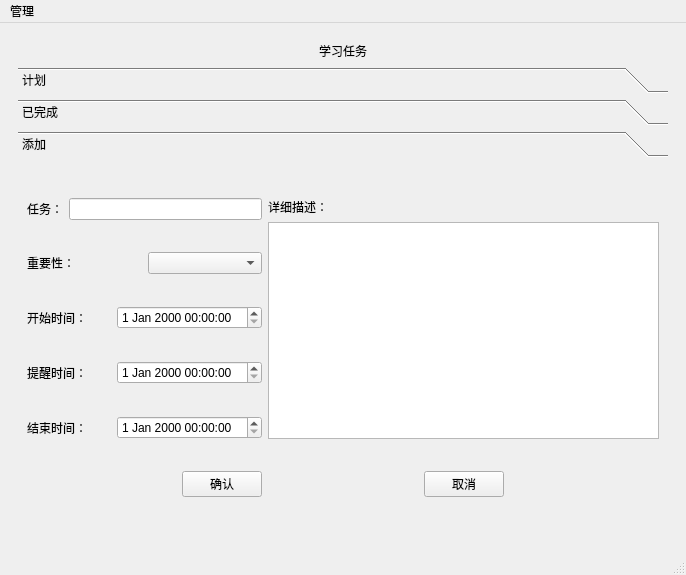
Old version of the form planner_teamwork/mainwindow.ui in the repository xifeng0126/Planner_teamwork.
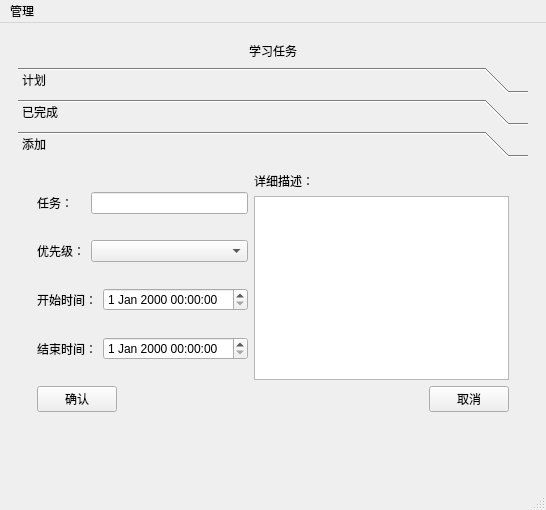
New version of the form. The open tabs and pages were chosen to show the change. Custom widgets are drawn as their Qt base class.

Diff of the .ui file:
```diff
--- a/planner_teamwork/mainwindow.ui
+++ b/planner_teamwork/mainwindow.ui
@@ -6,61 +6,32 @@
    <rect>
     <x>0</x>
     <y>0</y>
-    <width>686</width>
-    <height>575</height>
+    <width>546</width>
+    <height>510</height>
    </rect>
   </property>
   <property name="windowTitle">
    <string>MainWindow</string>
   </property>
   <widget class="QWidget" name="centralwidget">
-   <layout class="QGridLayout" name="gridLayout">
+   <layout class="QGridLayout" name="gridLayout_2">
     <item row="0" column="0">
-     <layout class="QGridLayout" name="gridLayout_6">
-      <item row="0" column="1">
        <widget class="QStackedWidget" name="stackedWidget">
         <property name="currentIndex">
          <number>1</number>
         </property>
         <widget class="QWidget" name="calc">
-         <property name="layoutDirection">
-          <enum>Qt::LeftToRight</enum>
-         </property>
-         <property name="autoFillBackground">
-          <bool>true</bool>
-         </property>
-         <widget class="QWidget" name="gridLayoutWidget_2">
-          <property name="geometry">
-           <rect>
-            <x>-10</x>
-            <y>0</y>
-            <width>691</width>
-            <height>521</height>
-           </rect>
-          </property>
-          <layout class="QGridLayout" name="gridLayout_8">
-           <item row="0" column="0">
-            <layout class="QHBoxLayout" name="horizontalLayout_6">
-             <item>
-              <widget class="QCustomPlot" name="graphicsView_2"/>
-             </item>
-             <item>
-              <widget class="QChartView" name="graphicsView"/>
-             </item>
-            </layout>
-           </item>
-           <item row="1" column="0">
-            <widget class="QChartView" name="graphicsView_3">
-             <property name="layoutDirection">
-              <enum>Qt::LeftToRight</enum>
-             </property>
-            </widget>
-           </item>
-          </layout>
-         </widget>
+       <layout class="QGridLayout" name="gridLayout_9"/>
         </widget>
         <widget class="QWidget" name="task">
-         <layout class="QGridLayout" name="gridLayout_2">
+       <layout class="QGridLayout" name="gridLayout_4">
+        <item row="0" column="1">
+         <widget class="QLabel" name="label">
+          <property name="text">
+           <string>学习任务</string>
+          </property>
+         </widget>
+        </item>
           <item row="0" column="2">
            <spacer name="horizontalSpacer_2">
             <property name="orientation">
@@ -87,13 +58,6 @@
             </property>
            </spacer>
           </item>
-          <item row="0" column="1">
-           <widget class="QLabel" name="label">
-            <property name="text">
-             <string>学习任务</string>
-            </property>
-           </widget>
-          </item>
           <item row="1" column="0" colspan="3">
            <widget class="QToolBox" name="toolBox">
             <property name="currentIndex">
@@ -154,160 +118,157 @@
               <rect>
                <x>0</x>
                <y>0</y>
-               <width>648</width>
-               <height>388</height>
+             <width>510</width>
+             <height>327</height>
               </rect>
              </property>
              <attribute name="label">
               <string>添加</string>
              </attribute>
-             <layout class="QGridLayout" name="gridLayout_4">
-              <item row="0" column="2" rowspan="5" colspan="3">
-               <layout class="QVBoxLayout" name="verticalLayout">
-                <item>
-                 <widget class="QLabel" name="label_6">
-                  <property name="text">
-                   <string>详细描述：</string>
-                  </property>
-                 </widget>
-                </item>
-                <item>
-                 <widget class="QTextEdit" name="textEdit"/>
-                </item>
-               </layout>
-              </item>
-              <item row="7" column="4">
-               <spacer name="horizontalSpacer_5">
-                <property name="orientation">
-                 <enum>Qt::Horizontal</enum>
-                </property>
-                <property name="sizeHint" stdset="0">
-                 <size>
-                  <width>96</width>
-                  <height>20</height>
-                 </size>
-                </property>
-               </spacer>
-              </item>
-              <item row="0" column="0" colspan="2">
-               <layout class="QHBoxLayout" name="horizontalLayout">
-                <item>
-                 <widget class="QLabel" name="label_2">
-                  <property name="text">
-                   <string>任务：</string>
-                  </property>
-                 </widget>
-                </item>
-                <item>
-                 <widget class="QLineEdit" name="lineEdit"/>
-                </item>
-               </layout>
-              </item>
-              <item row="4" column="0" colspan="2">
-               <layout class="QHBoxLayout" name="horizontalLayout_4">
-                <item>
-                 <widget class="QLabel" name="label_5">
-                  <property name="text">
-                   <string>结束时间：</string>
-                  </property>
-                 </widget>
-                </item>
-                <item>
-                 <widget class="QDateTimeEdit" name="dateTimeEdit_2"/>
-                </item>
-               </layout>
-              </item>
-              <item row="7" column="2">
+           <layout class="QGridLayout" name="gridLayout_8">
+            <item row="0" column="0">
                <spacer name="horizontalSpacer_4">
                 <property name="orientation">
                  <enum>Qt::Horizontal</enum>
                 </property>
                 <property name="sizeHint" stdset="0">
                  <size>
-                  <width>82</width>
+                <width>10</width>
                   <height>20</height>
                  </size>
                 </property>
                </spacer>
+            </item>
+            <item row="0" column="1">
+             <layout class="QGridLayout" name="gridLayout_7">
+              <item row="0" column="0">
+               <layout class="QGridLayout" name="gridLayout_6">
+                <item row="0" column="0">
+                 <layout class="QGridLayout" name="gridLayout">
+                  <item row="3" column="2">
+                   <widget class="QDateTimeEdit" name="dateTimeEdit_2"/>
               </item>
               <item row="2" column="0" colspan="2">
-               <layout class="QHBoxLayout" name="horizontalLayout_3">
-                <item>
                  <widget class="QLabel" name="label_4">
                   <property name="text">
                    <string>开始时间：</string>
                   </property>
                  </widget>
                 </item>
-                <item>
+                  <item row="0" column="0">
+                   <widget class="QLabel" name="label_2">
+                    <property name="text">
+                     <string>任务：</string>
+                    </property>
+                   </widget>
+                  </item>
+                  <item row="3" column="0" colspan="2">
+                   <widget class="QLabel" name="label_5">
+                    <property name="text">
+                     <string>结束时间：</string>
+                    </property>
+                   </widget>
+                  </item>
+                  <item row="0" column="1" colspan="2">
+                   <widget class="QLineEdit" name="lineEdit"/>
+                  </item>
+                  <item row="1" column="1" colspan="2">
+                   <widget class="QComboBox" name="comboBox"/>
+                  </item>
+                  <item row="1" column="0">
+                   <widget class="QLabel" name="label_3">
+                    <property name="text">
+                     <string>优先级：</string>
+                    </property>
+                   </widget>
+                  </item>
+                  <item row="2" column="2">
                  <widget class="QDateTimeEdit" name="dateTimeEdit"/>
                 </item>
                </layout>
               </item>
-              <item row="7" column="0">
-               <spacer name="horizontalSpacer_3">
-                <property name="orientation">
-                 <enum>Qt::Horizontal</enum>
-                </property>
-                <property name="sizeHint" stdset="0">
-                 <size>
-                  <width>114</width>
-                  <height>20</height>
-                 </size>
-                </property>
-               </spacer>
-              </item>
-              <item row="7" column="1">
+                <item row="0" column="1">
+                 <layout class="QVBoxLayout" name="verticalLayout_2">
+                  <item>
+                   <widget class="QLabel" name="label_6">
+                    <property name="text">
+                     <string>详细描述：</string>
+                    </property>
+                   </widget>
+                  </item>
+                  <item>
+                   <widget class="QTextEdit" name="textEdit"/>
+                  </item>
+                 </layout>
+                </item>
+               </layout>
+              </item>
+              <item row="1" column="0">
+               <layout class="QHBoxLayout" name="horizontalLayout">
+                <item>
                <widget class="QPushButton" name="ok">
                 <property name="text">
                  <string>确认</string>
                 </property>
                </widget>
               </item>
-              <item row="1" column="0" colspan="2">
-               <layout class="QHBoxLayout" name="horizontalLayout_2">
                 <item>
-                 <widget class="QLabel" name="label_3">
-                  <property name="text">
-                   <string>重要性：</string>
+                 <spacer name="horizontalSpacer_3">
+                  <property name="orientation">
+                   <enum>Qt::Horizontal</enum>
                   </property>
-                 </widget>
+                  <property name="sizeHint" stdset="0">
+                   <size>
+                    <width>29</width>
+                    <height>17</height>
+                   </size>
+                  </property>
+                 </spacer>
                 </item>
                 <item>
-                 <widget class="QComboBox" name="comboBox"/>
-                </item>
-               </layout>
-              </item>
-              <item row="7" column="3">
                <widget class="QPushButton" name="cansle">
                 <property name="text">
                  <string>取消</string>
                 </property>
                </widget>
               </item>
-              <item row="3" column="0" colspan="2">
-               <layout class="QHBoxLayout" name="horizontalLayout_5">
-                <item>
-                 <widget class="QLabel" name="label_7">
-                  <property name="text">
-                   <string>提醒时间：</string>
-                  </property>
-                 </widget>
-                </item>
-                <item>
-                 <widget class="QDateTimeEdit" name="dateTimeEdit_3"/>
-                </item>
-               </layout>
-              </item>
-             </layout>
+               </layout>
+              </item>
+             </layout>
+            </item>
+            <item row="0" column="2">
+             <spacer name="horizontalSpacer_5">
+              <property name="orientation">
+               <enum>Qt::Horizontal</enum>
+              </property>
+              <property name="sizeHint" stdset="0">
+               <size>
+                <width>10</width>
+                <height>20</height>
+               </size>
+              </property>
+             </spacer>
+            </item>
+            <item row="1" column="1">
+             <spacer name="verticalSpacer">
+              <property name="orientation">
+               <enum>Qt::Vertical</enum>
+              </property>
+              <property name="sizeHint" stdset="0">
+               <size>
+                <width>20</width>
+                <height>57</height>
+               </size>
+              </property>
+             </spacer>
+            </item>
+           </layout>
             </widget>
            </widget>
           </item>
          </layout>
         </widget>
        </widget>
-      </item>
-     </layout>
     </item>
    </layout>
   </widget>
@@ -316,8 +277,8 @@
     <rect>
      <x>0</x>
      <y>0</y>
-     <width>686</width>
-     <height>23</height>
+     <width>546</width>
+     <height>21</height>
     </rect>
    </property>
    <widget class="QMenu" name="menu">
@@ -347,16 +308,6 @@
    <extends>QTableView</extends>
    <header>table.h</header>
   </customwidget>
-  <customwidget>
-   <class>QChartView</class>
-   <extends>QGraphicsView</extends>
-   <header>qchartview.h</header>
-  </customwidget>
-  <customwidget>
-   <class>QCustomPlot</class>
-   <extends>QGraphicsView</extends>
-   <header>qcustomplot.h</header>
-  </customwidget>
  </customwidgets>
  <resources/>
  <connections/>
```
Left out of the diff: 14 changed lines with no effect on the pictures. Lines whose indentation alone changed are shown as unchanged.
